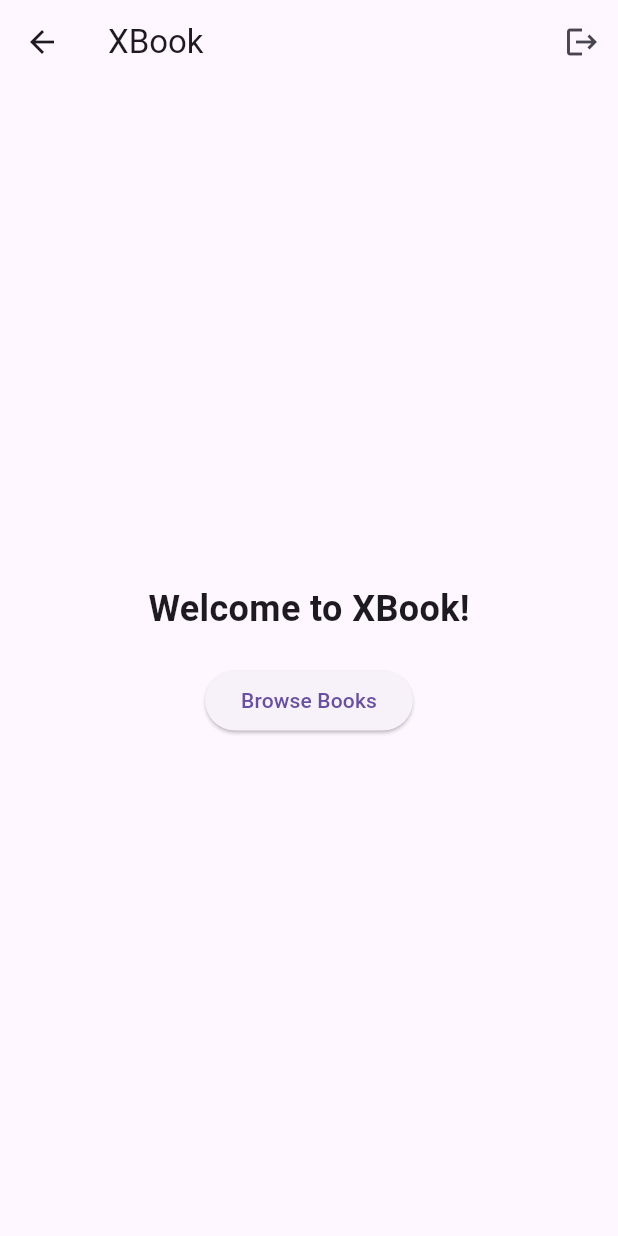
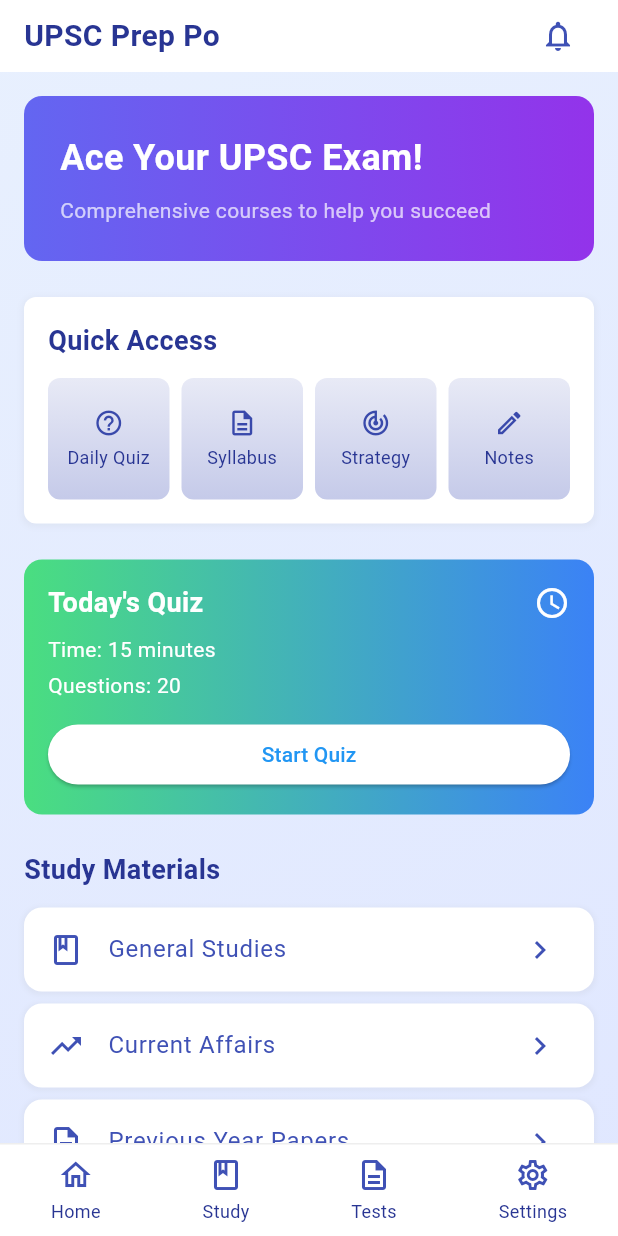
Before and after one commit to manishonc/xbook_main, a Flutter app: the HomeScreen screen opened by its route, on a phone screen of 412 x 824 dp. Run offline on Flutter 3.47's test engine with Material 3 defaults, Android fonts, the phone set to English and light mode, and no system bars; our stand-ins replace supabase_flutter; accounts and stored records are empty.

Commit message:
Added home page

```diff
--- a/lib/screens/home/home_screen.dart
+++ b/lib/screens/home/home_screen.dart
@@ -1,37 +1,51 @@
 import 'package:flutter/material.dart';
-import '../../utils/auth_utils.dart';
+import '../../widgets/header.dart';
+import '../../widgets/banner.dart';
+import '../../widgets/quick_access.dart';
+import '../../widgets/todays_quiz.dart';
+import '../../widgets/study_materials.dart';
+import '../../widgets/quick_links.dart';
+import '../../widgets/bottom_navigation.dart';
+import '../../widgets/app_background.dart';
+import '../../widgets/secure_widget.dart';
 
 class HomeScreen extends StatelessWidget {
-  const HomeScreen({Key? key}) : super(key: key);
+  const HomeScreen({super.key});
 
   @override
   Widget build(BuildContext context) {
-    return Scaffold(
-      appBar: AppBar(
-        title: const Text('XBook'),
-        actions: [
-          IconButton(
-            icon: const Icon(Icons.logout),
-            onPressed: () => AuthUtils.handleLogout(context),
+    return const SecureWidget(
+      child: Scaffold(
+        body: SafeArea(
+          child: AppBackground(
+            child: Column(
+              children: [
+                Header(),
+                Expanded(
+                  child: SingleChildScrollView(
+                    child: Padding(
+                      padding: EdgeInsets.all(16.0),
+                      child: Column(
+                        crossAxisAlignment: CrossAxisAlignment.start,
+                        children: [
+                          HomeBanner(),
+                          SizedBox(height: 24),
+                          QuickAccess(),
+                          SizedBox(height: 24),
+                          TodaysQuiz(),
+                          SizedBox(height: 24),
+                          StudyMaterials(),
+                          SizedBox(height: 24),
+                          QuickLinks(),
+                        ],
+                      ),
+                    ),
+                  ),
+                ),
+                BottomNavigation(),
+              ],
+            ),
           ),
-        ],
-      ),
-      body: Center(
-        child: Column(
-          mainAxisAlignment: MainAxisAlignment.center,
-          children: [
-            const Text(
-              'Welcome to XBook!',
-              style: TextStyle(fontSize: 24, fontWeight: FontWeight.bold),
-            ),
-            const SizedBox(height: 20),
-            ElevatedButton(
-              onPressed: () {
-                // TODO: Implement book browsing functionality
-              },
-              child: const Text('Browse Books'),
-            ),
-          ],
         ),
       ),
     );
--- /dev/null
+++ b/lib/widgets/app_background.dart
@@ -0,0 +1,21 @@
+import 'package:flutter/material.dart';
+
+class AppBackground extends StatelessWidget {
+  final Widget child;
+
+  const AppBackground({super.key, required this.child});
+
+  @override
+  Widget build(BuildContext context) {
+    return Container(
+      decoration: const BoxDecoration(
+        gradient: LinearGradient(
+          begin: Alignment.topLeft,
+          end: Alignment.bottomRight,
+          colors: [Color(0xFFE8F0FE), Color(0xFFE0E7FF)],
+        ),
+      ),
+      child: child,
+    );
+  }
+}
--- /dev/null
+++ b/lib/widgets/banner.dart
@@ -0,0 +1,40 @@
+import 'package:flutter/material.dart';
+
+class HomeBanner extends StatelessWidget {
+  const HomeBanner({super.key});
+
+  @override
+  Widget build(BuildContext context) {
+    return Container(
+      width: double.infinity,
+      padding: const EdgeInsets.all(24),
+      decoration: BoxDecoration(
+        gradient: const LinearGradient(
+          colors: [Color(0xFF6366F1), Color(0xFF9333EA)],
+        ),
+        borderRadius: BorderRadius.circular(12),
+      ),
+      child: const Column(
+        crossAxisAlignment: CrossAxisAlignment.start,
+        children: [
+          Text(
+            'Ace Your UPSC Exam!',
+            style: TextStyle(
+              fontSize: 24,
+              fontWeight: FontWeight.bold,
+              color: Colors.white,
+            ),
+          ),
+          SizedBox(height: 8),
+          Text(
+            'Comprehensive courses to help you succeed',
+            style: TextStyle(
+              fontSize: 14,
+              color: Colors.white70,
+            ),
+          ),
+        ],
+      ),
+    );
+  }
+}
--- /dev/null
+++ b/lib/widgets/bottom_navigation.dart
@@ -0,0 +1,54 @@
+import 'package:flutter/material.dart';
+
+class BottomNavigation extends StatelessWidget {
+  const BottomNavigation({Key? key}) : super(key: key);
+
+  @override
+  Widget build(BuildContext context) {
+    final navItems = [
+      {'icon': Icons.home_outlined, 'label': 'Home', 'route': '/'},
+      {
+        'icon': Icons.book_outlined,
+        'label': 'Study',
+        'route': '/study-materials'
+      },
+      {'icon': Icons.description_outlined, 'label': 'Tests', 'route': '/tests'},
+      {
+        'icon': Icons.settings_outlined,
+        'label': 'Settings',
+        'route': '/settings'
+      },
+    ];
+
+    return Container(
+      padding: const EdgeInsets.symmetric(vertical: 8),
+      decoration: BoxDecoration(
+        color: Colors.white,
+        border: Border(
+          top: BorderSide(color: Colors.grey[200]!),
+        ),
+      ),
+      child: Row(
+        mainAxisAlignment: MainAxisAlignment.spaceAround,
+        children: navItems.map((item) {
+          return GestureDetector(
+            onTap: () {
+              Navigator.pushNamed(context, item['route'] as String);
+            },
+            child: Column(
+              mainAxisSize: MainAxisSize.min,
+              children: [
+                Icon(item['icon'] as IconData, color: Colors.indigo),
+                const SizedBox(height: 4),
+                Text(
+                  item['label'] as String,
+                  style: TextStyle(fontSize: 12, color: Colors.indigo[800]),
+                ),
+              ],
+            ),
+          );
+        }).toList(),
+      ),
+    );
+  }
+}
--- /dev/null
+++ b/lib/widgets/header.dart
@@ -0,0 +1,45 @@
+import 'package:flutter/material.dart';
+import 'package:flutter/services.dart';
+
+class Header extends StatelessWidget {
+  const Header({super.key});
+
+  @override
+  Widget build(BuildContext context) {
+    // Set status bar color to match app bar
+    SystemChrome.setSystemUIOverlayStyle(const SystemUiOverlayStyle(
+      statusBarColor: Colors.white,
+      statusBarIconBrightness: Brightness.dark,
+    ));
+
+    return PreferredSize(
+      preferredSize: const Size.fromHeight(kToolbarHeight),
+      child: Container(
+        color: Colors.white,
+        child: SafeArea(
+          child: Padding(
+            padding: const EdgeInsets.symmetric(horizontal: 16.0),
+            child: Row(
+              mainAxisAlignment: MainAxisAlignment.spaceBetween,
+              children: [
+                Text(
+                  'UPSC Prep Po',
+                  style: TextStyle(
+                    fontSize: 20,
+                    fontWeight: FontWeight.bold,
+                    color: Colors.indigo[800],
+                  ),
+                ),
+                IconButton(
+                  icon: const Icon(Icons.notifications_outlined,
+                      color: Colors.indigo),
+                  onPressed: () {},
+                ),
+              ],
+            ),
+          ),
+        ),
+      ),
+    );
+  }
+}
--- /dev/null
+++ b/lib/widgets/quick_access.dart
@@ -0,0 +1,77 @@
+import 'package:flutter/material.dart';
+
+class QuickAccess extends StatelessWidget {
+  const QuickAccess({Key? key}) : super(key: key);
+
+  @override
+  Widget build(BuildContext context) {
+    final quickAccessMenu = [
+      {'name': 'Daily Quiz', 'icon': Icons.help_outline},
+      {'name': 'Syllabus', 'icon': Icons.description_outlined},
+      {'name': 'Strategy', 'icon': Icons.track_changes_outlined},
+      {'name': 'Notes', 'icon': Icons.edit_outlined},
+    ];
+
+    return Container(
+      padding: const EdgeInsets.all(16),
+      decoration: BoxDecoration(
+        color: Colors.white,
+        borderRadius: BorderRadius.circular(8),
+        boxShadow: [
+          BoxShadow(
+            color: Colors.grey.withOpacity(0.1),
+            spreadRadius: 1,
+            blurRadius: 3,
+            offset: const Offset(0, 1),
+          ),
+        ],
+      ),
+      child: Column(
+        crossAxisAlignment: CrossAxisAlignment.start,
+        children: [
+          Text(
+            'Quick Access',
+            style: TextStyle(
+              fontSize: 18,
+              fontWeight: FontWeight.bold,
+              color: Colors.indigo[800],
+            ),
+          ),
+          const SizedBox(height: 12),
+          GridView.count(
+            crossAxisCount: 4,
+            shrinkWrap: true,
+            physics: const NeverScrollableScrollPhysics(),
+            mainAxisSpacing: 8,
+            crossAxisSpacing: 8,
+            children: quickAccessMenu.map((item) {
+              return Container(
+                decoration: BoxDecoration(
+                  gradient: LinearGradient(
+                    begin: Alignment.topCenter,
+                    end: Alignment.bottomCenter,
+                    colors: [Colors.indigo[50]!, Colors.indigo[100]!],
+                  ),
+                  borderRadius: BorderRadius.circular(8),
+                ),
+                child: Column(
+                  mainAxisAlignment: MainAxisAlignment.center,
+                  children: [
+                    Icon(item['icon'] as IconData,
+                        color: Colors.indigo[600], size: 20),
+                    const SizedBox(height: 4),
+                    Text(
+                      item['name'] as String,
+                      style: TextStyle(fontSize: 12, color: Colors.indigo[800]),
+                      textAlign: TextAlign.center,
+                    ),
+                  ],
+                ),
+              );
+            }).toList(),
+          ),
+        ],
+      ),
+    );
+  }
+}
--- /dev/null
+++ b/lib/widgets/quick_links.dart
@@ -0,0 +1,87 @@
+import 'package:flutter/material.dart';
+
+class QuickLinks extends StatelessWidget {
+  const QuickLinks({super.key});
+
+  @override
+  Widget build(BuildContext context) {
+    final quickLinks = [
+      {
+        'name': 'Mock Tests',
+        'icon': Icons.description_outlined,
+        'route': "/mock-tests"
+      },
+      {
+        'name': 'Exam Calendar',
+        'icon': Icons.calendar_today_outlined,
+        'route': "/exam-calendar"
+      },
+      {
+        'name': 'Performance',
+        'icon': Icons.trending_up_outlined,
+        'route': "/performance"
+      },
+      {'name': 'My Profile', 'icon': Icons.person_outline, 'route': "/profile"},
+    ];
+
+    return Column(
+      crossAxisAlignment: CrossAxisAlignment.start,
+      children: [
+        Text(
+          'Quick Links',
+          style: TextStyle(
+            fontSize: 18,
+            fontWeight: FontWeight.bold,
+            color: Colors.indigo[800],
+          ),
+        ),
+        const SizedBox(height: 12),
+        GridView.count(
+          crossAxisCount: 2,
+          shrinkWrap: true,
+          physics: const NeverScrollableScrollPhysics(),
+          mainAxisSpacing: 16,
+          crossAxisSpacing: 16,
+          childAspectRatio: 1.5,
+          children: quickLinks.map((link) {
+            return GestureDetector(
+              onTap: () {
+                Navigator.pushNamed(context, link['route'] as String);
+              },
+              child: Container(
+                decoration: BoxDecoration(
+                  gradient: LinearGradient(
+                    begin: Alignment.topCenter,
+                    end: Alignment.bottomCenter,
+                    colors: [Colors.white, Colors.indigo[50]!],
+                  ),
+                  borderRadius: BorderRadius.circular(12),
+                  boxShadow: [
+                    BoxShadow(
+                      color: Colors.grey.withOpacity(0.1),
+                      spreadRadius: 1,
+                      blurRadius: 2,
+                      offset: const Offset(0, 1),
+                    ),
+                  ],
+                ),
+                child: Column(
+                  mainAxisAlignment: MainAxisAlignment.center,
+                  children: [
+                    Icon(link['icon'] as IconData,
+                        size: 40, color: Colors.indigo),
+                    const SizedBox(height: 8),
+                    Text(
+                      link['name'] as String,
+                      style: TextStyle(fontSize: 14, color: Colors.indigo[800]),
+                    ),
+                  ],
+                ),
+              ),
+            );
+          }).toList(),
+        ),
+      ],
+    );
+  }
+}
--- /dev/null
+++ b/lib/widgets/secure_widget.dart
@@ -0,0 +1,30 @@
+import 'package:flutter/material.dart';
+import '../screens/auth/auth_screen.dart';
+import '../services/supabase_service.dart';
+
+class SecureWidget extends StatelessWidget {
+  final Widget child;
+
+  const SecureWidget({super.key, required this.child});
+
+  @override
+  Widget build(BuildContext context) {
+    return FutureBuilder<bool>(
+      future: _checkAuth(),
+      builder: (context, snapshot) {
+        if (snapshot.connectionState == ConnectionState.waiting) {
+          return const CircularProgressIndicator();
+        } else if (snapshot.data == true) {
+          return child;
+        } else {
+          return const AuthScreen();
+        }
+      },
+    );
+  }
+
+  Future<bool> _checkAuth() async {
+    final session = await supabaseService.getSession();
+    return session != null;
+  }
+}
--- /dev/null
+++ b/lib/widgets/study_materials.dart
@@ -0,0 +1,55 @@
+import 'package:flutter/material.dart';
+
+class StudyMaterials extends StatelessWidget {
+  const StudyMaterials({Key? key}) : super(key: key);
+
+  @override
+  Widget build(BuildContext context) {
+    final studyMaterials = [
+      {'name': 'General Studies', 'icon': Icons.book_outlined},
+      {'name': 'Current Affairs', 'icon': Icons.trending_up_outlined},
+      {'name': 'Previous Year Papers', 'icon': Icons.description_outlined},
+      {'name': 'Optional Subjects', 'icon': Icons.school_outlined},
+    ];
+
+    return Column(
+      crossAxisAlignment: CrossAxisAlignment.start,
+      children: [
+        Text(
+          'Study Materials',
+          style: TextStyle(
+            fontSize: 18,
+            fontWeight: FontWeight.bold,
+            color: Colors.indigo[800],
+          ),
+        ),
+        const SizedBox(height: 12),
+        ...studyMaterials.map((material) {
+          return Container(
+            margin: const EdgeInsets.only(bottom: 8),
+            decoration: BoxDecoration(
+              color: Colors.white,
+              borderRadius: BorderRadius.circular(12),
+              boxShadow: [
+                BoxShadow(
+                  color: Colors.grey.withOpacity(0.1),
+                  spreadRadius: 1,
+                  blurRadius: 2,
+                  offset: const Offset(0, 1),
+                ),
+              ],
+            ),
+            child: ListTile(
+              leading: Icon(material['icon'] as IconData, color: Colors.indigo),
+              title: Text(
+                material['name'] as String,
+                style: const TextStyle(color: Colors.indigo),
+              ),
+              trailing: const Icon(Icons.chevron_right, color: Colors.indigo),
+            ),
+          );
+        }).toList(),
+      ],
+    );
+  }
+}
--- /dev/null
+++ b/lib/widgets/todays_quiz.dart
@@ -0,0 +1,57 @@
+import 'package:flutter/material.dart';
+
+class TodaysQuiz extends StatelessWidget {
+  const TodaysQuiz({Key? key}) : super(key: key);
+
+  @override
+  Widget build(BuildContext context) {
+    return Container(
+      padding: const EdgeInsets.all(16),
+      decoration: BoxDecoration(
+        gradient: const LinearGradient(
+          colors: [Color(0xFF4ADE80), Color(0xFF3B82F6)],
+        ),
+        borderRadius: BorderRadius.circular(12),
+      ),
+      child: Column(
+        crossAxisAlignment: CrossAxisAlignment.start,
+        children: [
+          const Row(
+            mainAxisAlignment: MainAxisAlignment.spaceBetween,
+            children: [
+              Text(
+                "Today's Quiz",
+                style: TextStyle(
+                  fontSize: 18,
+                  fontWeight: FontWeight.bold,
+                  color: Colors.white,
+                ),
+              ),
+              Icon(Icons.access_time, color: Colors.white),
+            ],
+          ),
+          const SizedBox(height: 8),
+          const Text(
+            'Time: 15 minutes',
+            style: TextStyle(fontSize: 14, color: Colors.white),
+          ),
+          const SizedBox(height: 4),
+          const Text(
+            'Questions: 20',
+            style: TextStyle(fontSize: 14, color: Colors.white),
+          ),
+          const SizedBox(height: 12),
+          ElevatedButton(
+            onPressed: () {},
+            style: ElevatedButton.styleFrom(
+              foregroundColor: Colors.blue[500],
+              backgroundColor: Colors.white,
+              minimumSize: const Size(double.infinity, 40),
+            ),
+            child: const Text('Start Quiz'),
+          ),
+        ],
+      ),
+    );
+  }
+}
```
